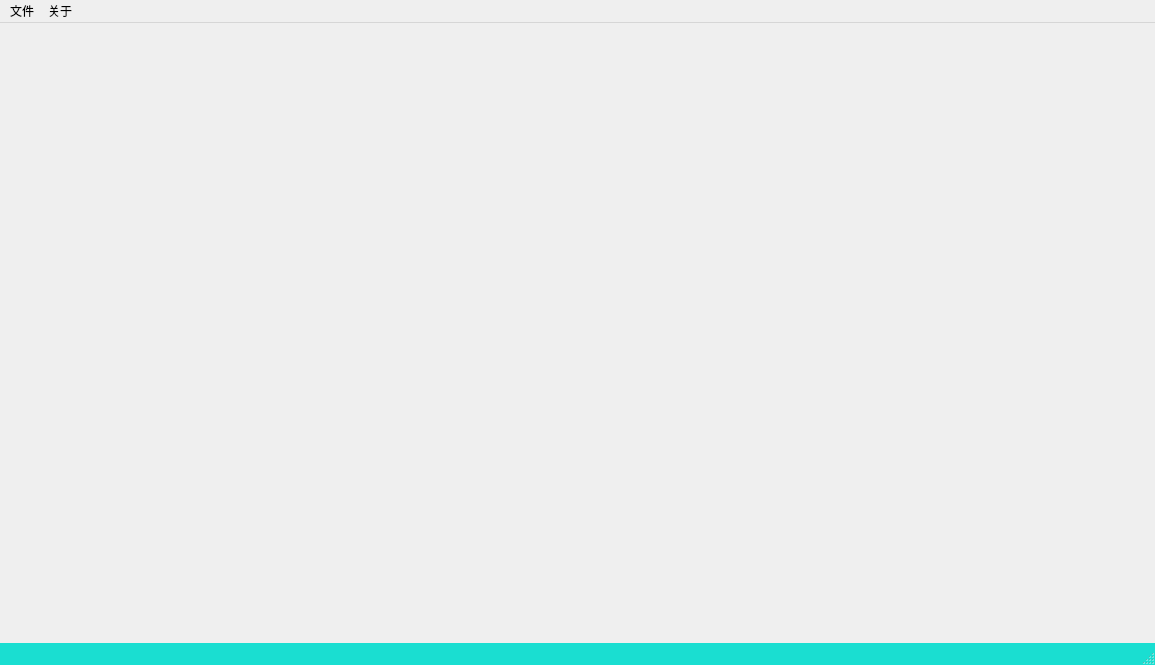
This is mainwindow.ui in jkjkil4/ExamSysTeacher as Qt 5 draws it before an edit. The edited form follows.
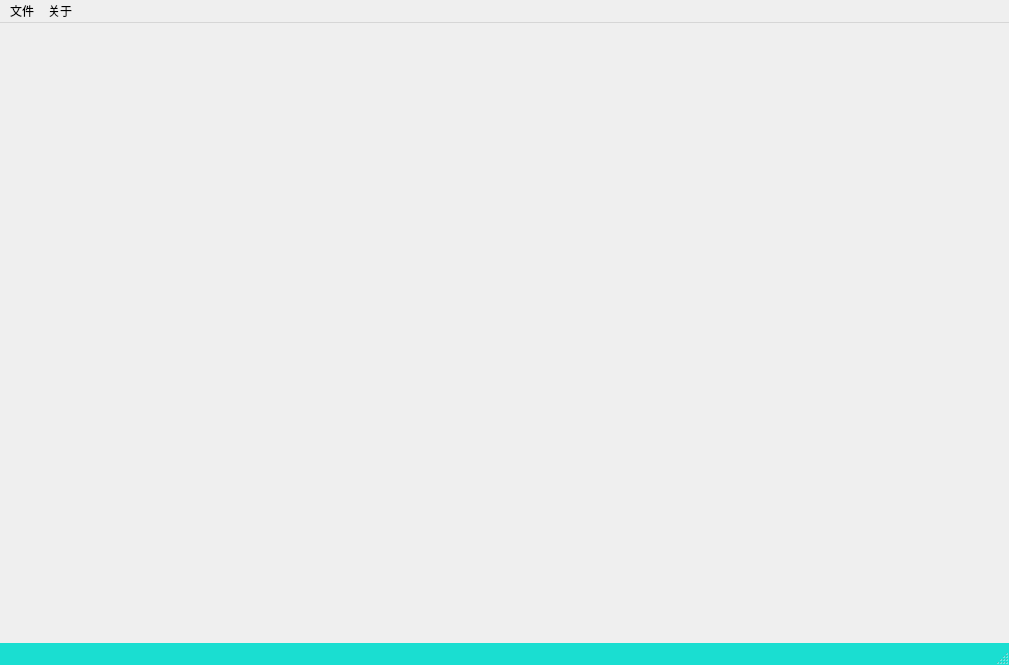
This is the edited form.

Diff of the .ui file:
```diff
--- a/mainwindow.ui
+++ b/mainwindow.ui
@@ -6,7 +6,7 @@
    <rect>
     <x>0</x>
     <y>0</y>
-    <width>1155</width>
+    <width>1009</width>
     <height>665</height>
    </rect>
   </property>
@@ -24,7 +24,7 @@
     <rect>
      <x>0</x>
      <y>0</y>
-     <width>1155</width>
+     <width>1009</width>
      <height>26</height>
     </rect>
    </property>
```
